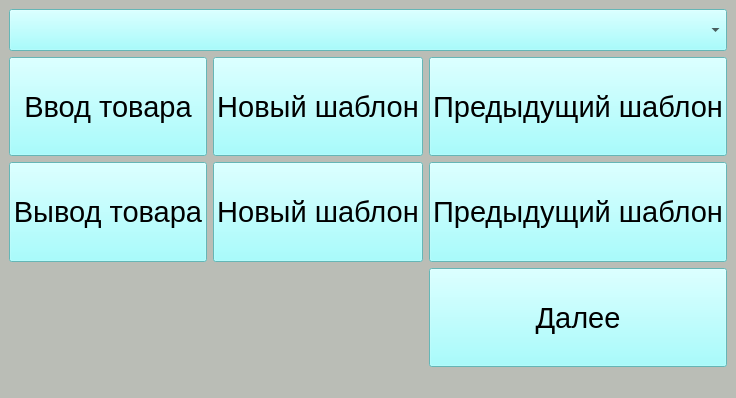
Old version of the form mainwindow.ui in the repository avovana/zebra_scanner_labeling.
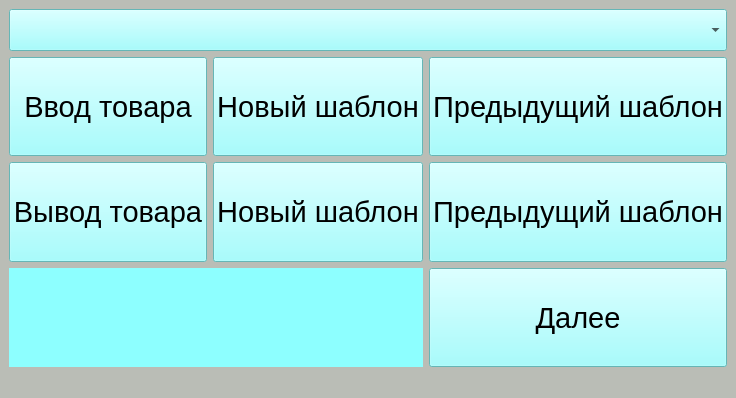
New version of the form.

The edit to the form file:
```diff
--- a/mainwindow.ui
+++ b/mainwindow.ui
@@ -191,6 +191,21 @@
       </property>
      </widget>
     </item>
+    <item row="3" column="0" colspan="2">
+     <widget class="QLabel" name="label">
+      <property name="font">
+       <font>
+        <pointsize>22</pointsize>
+       </font>
+      </property>
+      <property name="styleSheet">
+       <string notr="true">background-color: rgb(141, 255, 255);</string>
+      </property>
+      <property name="text">
+       <string/>
+      </property>
+     </widget>
+    </item>
    </layout>
   </widget>
   <widget class="QMenuBar" name="menubar">
```
